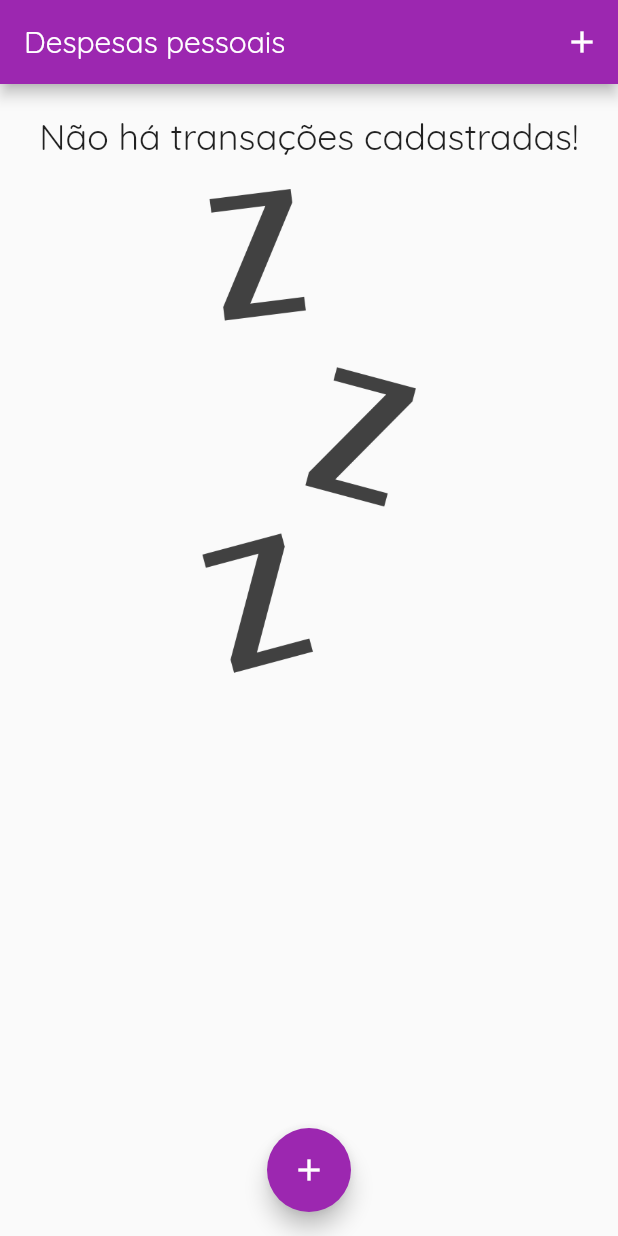
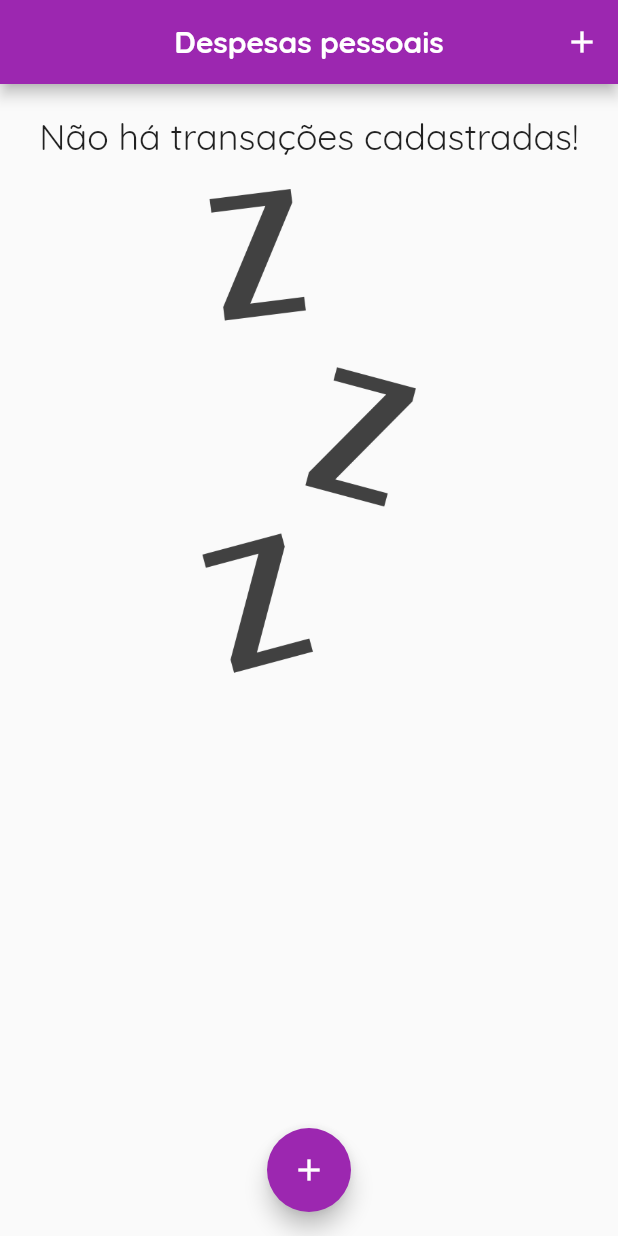
Before and after one commit to LucasMLara/ExpensesAppFlutter, a Flutter app: the screen it shows after launch, on a phone screen of 412 x 824 dp. Run offline on Flutter 3.47's test engine with Material 2 defaults, Android fonts, the phone set to English and light mode, and no system bars.

Commit message:
change text appbar

```diff
--- a/lib/main.dart
+++ b/lib/main.dart
@@ -111,7 +111,11 @@ class _MyHomePageState extends State<MyHomePage> {
             onPressed: () => _openTransactionFormModal(context),
             icon: const Icon(Icons.add)),
       ],
-      title: const Text('Despesas pessoais'),
+      title: const Text(
+        'Despesas pessoais',
+        style: TextStyle(fontWeight: FontWeight.bold),
+      ),
+      centerTitle: true,
     );
     final availableHeight = mediaQuery.size.height -
         appBar.preferredSize.height -
```
